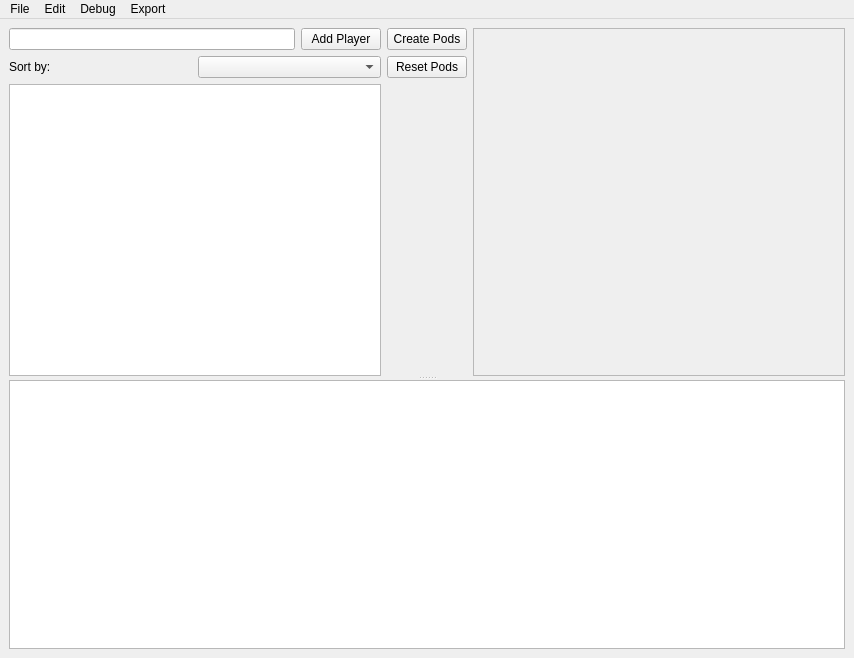
This is ui/MainWindow.ui in eVen-gits/EDH_matchmaker as Qt 5 draws it before an edit. The edited form follows.
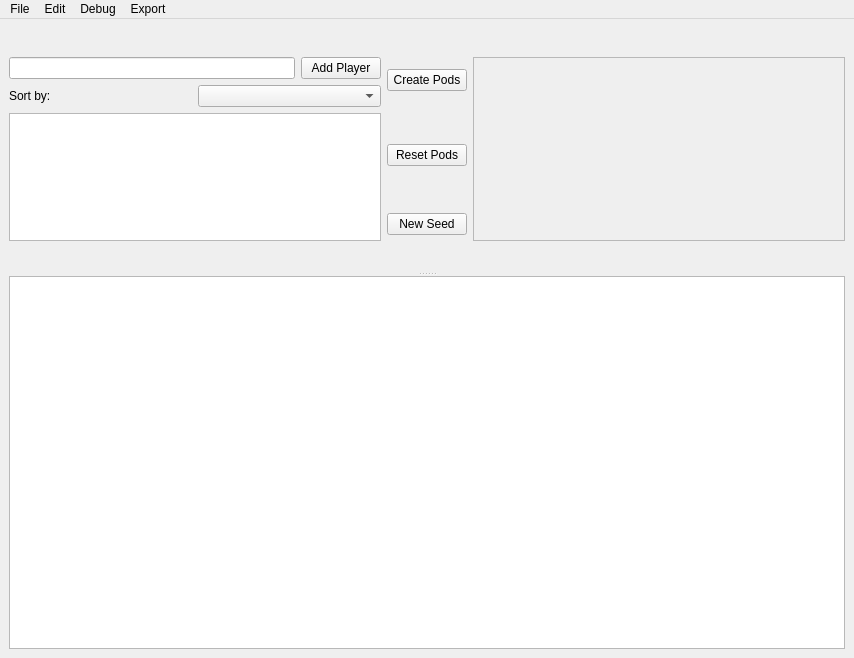
This is the edited form.

Commit message: feat(core): make pairings reproducible from a per-round seed (#88)

```diff
--- a/ui/MainWindow.ui
+++ b/ui/MainWindow.ui
@@ -29,6 +29,13 @@
           </property>
          </widget>
         </item>
+        <item row="2" column="1">
+         <widget class="QPushButton" name="pb_new_seed">
+          <property name="text">
+           <string>New Seed</string>
+          </property>
+         </widget>
+        </item>
         <item row="0" column="2" rowspan="3">
          <widget class="QScrollArea" name="sa_pods">
           <property name="sizePolicy">
```
The commit also changes 29 other files.
